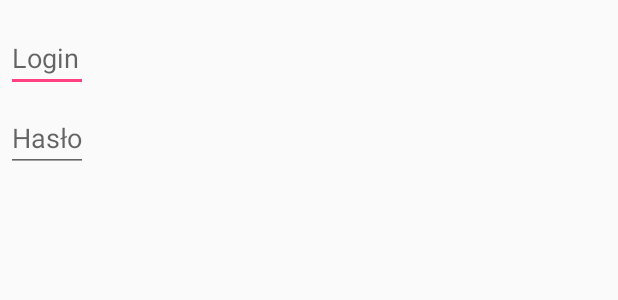
After one commit to indywidualny/BazyDanych, an Android app: the layout user_login_dialog.xml on its own in the app's theme, with its tools: preview values and no code run, on a phone screen of 412 x 824 dp. The commit adds this screen. Shown: the top 300 px of the screen. Run offline under Robolectric (Android 15) with nearby library versions, the phone set to English and light mode, and no system bars.

Commit message:
Login dialogs, test database (just to try it)

```diff
--- a/app/src/main/java/org/indywidualni/dbproject/util/AeSimpleSHA1.java
+++ b/app/src/main/java/org/indywidualni/dbproject/util/AeSimpleSHA1.java
@@ -7,7 +7,7 @@ import java.security.NoSuchAlgorithmException;
 /**
  * Created by Krzysztof Grabowski on 13.12.15.
  */
-public class AeSimpleSHA1 {
+public final class AeSimpleSHA1 {
 
     private static String convertToHex(byte[] data) {
         StringBuilder buf = new StringBuilder();
@@ -24,7 +24,6 @@ public class AeSimpleSHA1 {
 
     public static String SHA1(String text) throws NoSuchAlgorithmException, UnsupportedEncodingException {
         MessageDigest md = MessageDigest.getInstance("SHA-1");
-        //md.update(text.getBytes("iso-8859-1"), 0, text.length());
         md.update(text.getBytes("UTF-8"), 0, text.getBytes("UTF-8").length);
         byte[] sha1hash = md.digest();
         return convertToHex(sha1hash);
--- a/app/src/main/res/layout/activity_main.xml
+++ b/app/src/main/res/layout/activity_main.xml
@@ -27,7 +27,8 @@
             android:layout_height="wrap_content"
             android:text="@string/user"
             android:minWidth="170dp"
-            android:padding="14dp" />
+            android:padding="14dp"
+            />
 
         <Button
             android:id="@+id/button2"
@@ -36,7 +37,8 @@
             android:layout_below="@id/button1"
             android:text="@string/admin"
             android:minWidth="170dp"
-            android:padding="14dp" />
+            android:padding="14dp"
+            />
 
     </RelativeLayout>
 
--- /dev/null
+++ b/app/src/main/res/layout/user_login_dialog.xml
@@ -0,0 +1,33 @@
+<LinearLayout xmlns:android="http://schemas.android.com/apk/res/android"
+    xmlns:tools="http://schemas.android.com/tools"
+    android:orientation="vertical"
+    android:layout_width="wrap_content"
+    android:layout_height="wrap_content">
+
+    <EditText
+        android:id="@+id/username"
+        android:inputType="textEmailAddress"
+        android:layout_width="match_parent"
+        android:layout_height="wrap_content"
+        android:layout_marginTop="16dp"
+        android:layout_marginLeft="4dp"
+        android:layout_marginRight="4dp"
+        android:layout_marginBottom="4dp"
+        android:hint="@string/username"
+        />
+
+    <EditText
+        android:id="@+id/password"
+        android:inputType="textPassword"
+        android:layout_width="match_parent"
+        android:layout_height="wrap_content"
+        android:layout_marginTop="4dp"
+        android:layout_marginLeft="4dp"
+        android:layout_marginRight="4dp"
+        android:layout_marginBottom="16dp"
+        android:fontFamily="sans-serif"
+        android:hint="@string/password"
+        tools:ignore="UnusedAttribute"
+        />
+
+</LinearLayout>
--- a/app/src/main/res/values/strings.xml
+++ b/app/src/main/res/values/strings.xml
@@ -1,5 +1,13 @@
 <resources>
-    <string name="app_name">Bazy Danych</string>
+
+    <string name="app_name">Wyniki maturalne</string>
     <string name="user">Użytkownik</string>
     <string name="admin">Administrator</string>
+    <string name="username">Login</string>
+    <string name="password">Hasło</string>
+    <string name="dialog_positive_login">Zaloguj</string>
+    <string name="dialog_negative_cancel">Anuluj</string>
+    <string name="unsupported_encoding">Niewspierane kodowanie</string>
+    <string name="no_such_algorithm">Brak algorytmu</string>
+
 </resources>
```
Also changed, not shown: app/src/main/java/org/indywidualni/dbproject/MyApplication.java (+7 -0 lines), app/src/main/java/org/indywidualni/dbproject/activity/MainActivity.java (+131 -0 lines), app/src/main/java/org/indywidualni/dbproject/database/CommentsDataSource.java (added, +84 -0 lines), app/src/main/java/org/indywidualni/dbproject/database/MySQLiteHelper.java (added, +46 -0 lines), app/src/main/java/org/indywidualni/dbproject/models/Comment.java (added, +35 -0 lines), app/src/main/res/layout/admin_login_dialog.xml (added, +21 -0 lines).
